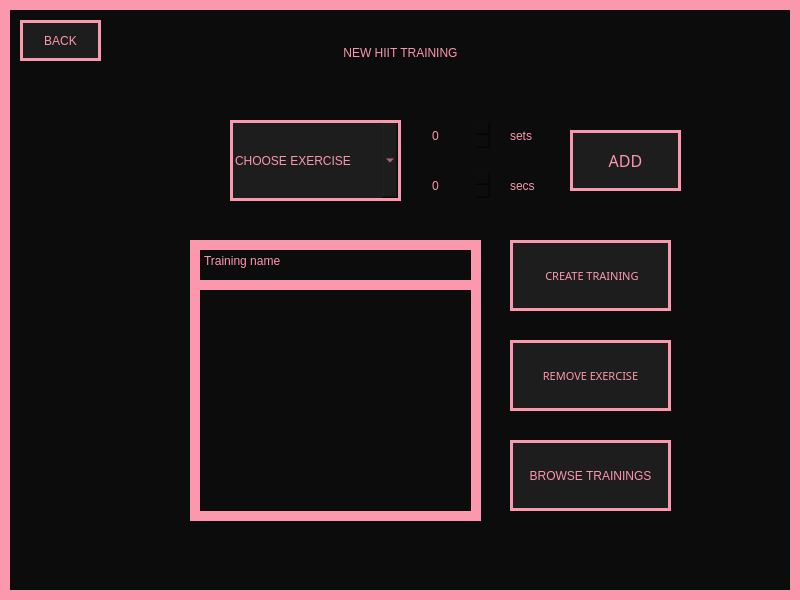
This is View/NewHiitTraining.ui in Hanna-J-K/fitnessapp as Qt 5 draws it before an edit. The edited form follows.
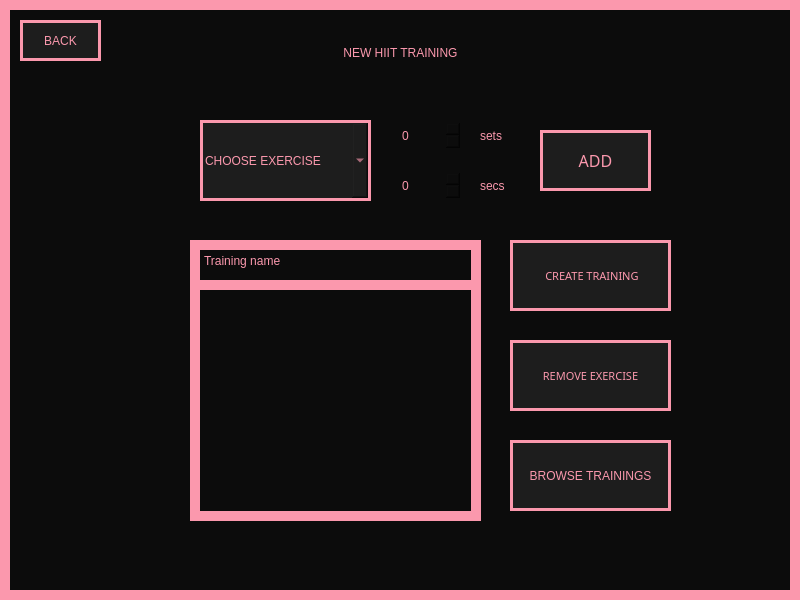
This is the edited form.

Commit message: almost finishing touches in GUI

```diff
--- a/View/NewHiitTraining.ui
+++ b/View/NewHiitTraining.ui
@@ -41,7 +41,7 @@
    <widget class="QComboBox" name="exercise_combo">
     <property name="geometry">
      <rect>
-      <x>230</x>
+      <x>200</x>
       <y>120</y>
       <width>171</width>
       <height>81</height>
@@ -78,7 +78,7 @@
    <widget class="QPushButton" name="add_btn">
     <property name="geometry">
      <rect>
-      <x>570</x>
+      <x>540</x>
       <y>130</y>
       <width>111</width>
       <height>61</height>
@@ -107,7 +107,7 @@
    <widget class="QSpinBox" name="sets_spin">
     <property name="geometry">
      <rect>
-      <x>430</x>
+      <x>400</x>
       <y>120</y>
       <width>61</width>
       <height>31</height>
@@ -122,7 +122,7 @@
    <widget class="QSpinBox" name="secs_spin">
     <property name="geometry">
      <rect>
-      <x>430</x>
+      <x>400</x>
       <y>170</y>
       <width>61</width>
       <height>31</height>
@@ -137,7 +137,7 @@
    <widget class="QPushButton" name="sets_btn">
     <property name="geometry">
      <rect>
-      <x>510</x>
+      <x>480</x>
       <y>120</y>
       <width>41</width>
       <height>31</height>
@@ -286,7 +286,7 @@
    <widget class="QPushButton" name="sets_btn_2">
     <property name="geometry">
      <rect>
-      <x>510</x>
+      <x>480</x>
       <y>170</y>
       <width>41</width>
       <height>31</height>
```
The commit also changes 4 other files.
